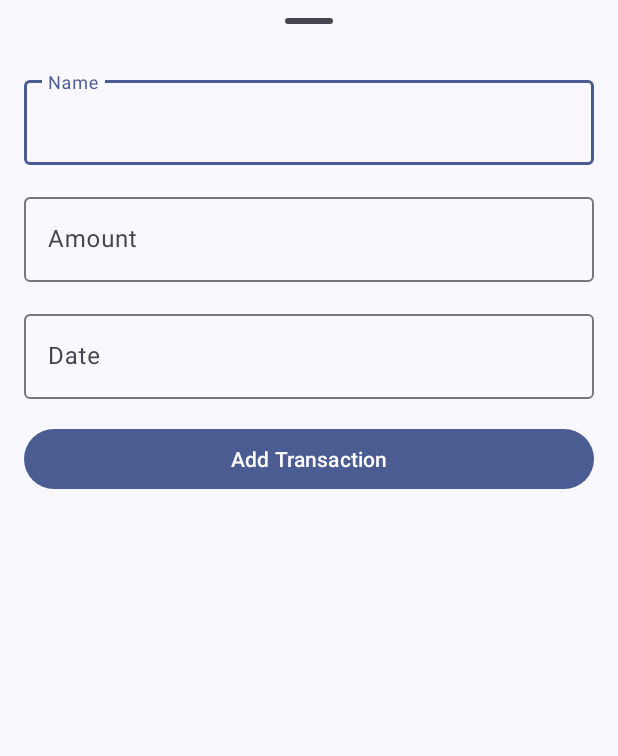
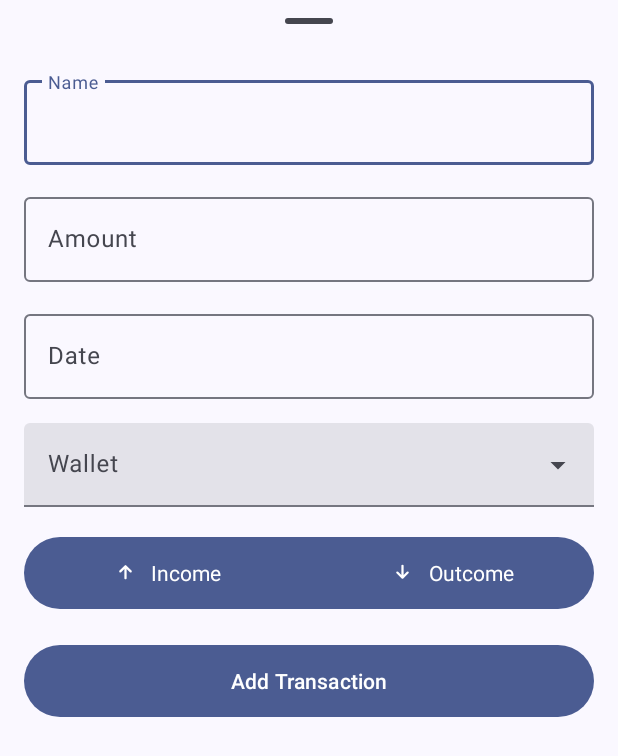
Before and after one commit to CekDuit/android, an Android app: the layout fragment_add_transaction.xml on its own in the app's theme, with its tools: preview values and no code run, on a phone screen of 412 x 824 dp. Shown: the top 756 px of the screen. Run offline under Robolectric (Android 15) with nearby library versions, the phone set to English and light mode, and no system bars.

Commit message:
Add wallet selection field and transaction type

```diff
--- /dev/null
+++ b/app/src/main/res/drawable/rounded_arrow_downward_alt_24.xml
@@ -0,0 +1,5 @@
+<vector xmlns:android="http://schemas.android.com/apk/res/android" android:height="24dp" android:tint="#000000" android:viewportHeight="960" android:viewportWidth="960" android:width="24dp">
+
+    <path android:fillColor="@android:color/white" android:pathData="M440,568L440,240Q440,223 451.5,211.5Q463,200 480,200Q497,200 508.5,211.5Q520,223 520,240L520,568L636,452Q647,441 664,441Q681,441 692,452Q703,463 703,480Q703,497 692,508L508,692Q496,704 480,704Q464,704 452,692L268,508Q257,497 257,480Q257,463 268,452Q279,441 296,441Q313,441 324,452L440,568Z"/>
+
+</vector>
--- /dev/null
+++ b/app/src/main/res/drawable/rounded_arrow_upward_alt_24.xml
@@ -0,0 +1,5 @@
+<vector xmlns:android="http://schemas.android.com/apk/res/android" android:height="24dp" android:tint="#000000" android:viewportHeight="960" android:viewportWidth="960" android:width="24dp">
+
+    <path android:fillColor="@android:color/white" android:pathData="M440,352L324,468Q313,479 296,479Q279,479 268,468Q257,457 257,440Q257,423 268,412L452,228Q464,216 480,216Q496,216 508,228L692,412Q703,423 703,440Q703,457 692,468Q681,479 664,479Q647,479 636,468L520,352L520,680Q520,697 508.5,708.5Q497,720 480,720Q463,720 451.5,708.5Q440,697 440,680L440,352Z"/>
+
+</vector>
--- a/app/src/main/res/layout/fragment_add_transaction.xml
+++ b/app/src/main/res/layout/fragment_add_transaction.xml
@@ -69,16 +69,72 @@
 
     </com.google.android.material.textfield.TextInputLayout>
 
-    <com.google.android.material.button.MaterialButton
-        android:layout_width="0dp"
-        android:paddingVertical="10dp"
-        style="@style/Widget.Material3.Button"
-        android:text="@string/add_transaction"
+    <com.google.android.material.textfield.TextInputLayout
+        android:id="@+id/menu"
+        style="@style/Widget.Material3.TextInputLayout.FilledBox.ExposedDropdownMenu"
+        android:layout_width="match_parent"
         android:layout_height="wrap_content"
         android:layout_marginStart="16dp"
         android:layout_marginTop="16dp"
         android:layout_marginEnd="16dp"
         app:layout_constraintEnd_toEndOf="parent"
         app:layout_constraintStart_toStartOf="parent"
-        app:layout_constraintTop_toBottomOf="@+id/date_field_layout" />
+        app:layout_constraintTop_toBottomOf="@id/date_field_layout">
+
+        <AutoCompleteTextView
+            android:hint="@string/wallet"
+            android:layout_width="match_parent"
+            android:layout_height="wrap_content"
+            android:inputType="none"
+            app:simpleItems="@array/simple_items"
+            />
+
+    </com.google.android.material.textfield.TextInputLayout>
+
+    <com.google.android.material.button.MaterialButtonToggleGroup
+        android:id="@+id/select_transaction_type"
+        app:singleSelection="true"
+        app:selectionRequired="true"
+        android:layout_width="0dp"
+        android:layout_height="56dp"
+        android:layout_marginStart="16dp"
+        android:layout_marginTop="16dp"
+        android:layout_marginEnd="16dp"
+        app:layout_constraintEnd_toEndOf="parent"
+        app:layout_constraintStart_toStartOf="parent"
+        app:layout_constraintTop_toBottomOf="@id/menu">
+        <Button
+            style="?attr/materialButtonToggleGroupStyle"
+            android:id="@+id/button1"
+            app:icon="@drawable/rounded_arrow_upward_alt_24"
+            app:iconGravity="textStart"
+            android:layout_width="0dp"
+            android:layout_height="match_parent"
+            android:layout_weight="1"
+            android:text="@string/income"
+            />
+        <Button
+            style="?attr/materialButtonToggleGroupStyle"
+            android:id="@+id/button2"
+            app:icon="@drawable/rounded_arrow_downward_alt_24"
+            app:iconGravity="textStart"
+            android:layout_width="0dp"
+            android:layout_height="match_parent"
+            android:layout_weight="1"
+            android:text="@string/outcome"
+            />
+    </com.google.android.material.button.MaterialButtonToggleGroup>
+
+    <com.google.android.material.button.MaterialButton
+        android:layout_width="0dp"
+        android:paddingVertical="10dp"
+        style="@style/Widget.Material3.Button"
+        android:text="@string/add_transaction"
+        android:layout_height="56dp"
+        android:layout_marginStart="16dp"
+        android:layout_marginTop="16dp"
+        android:layout_marginEnd="16dp"
+        app:layout_constraintEnd_toEndOf="parent"
+        app:layout_constraintStart_toStartOf="parent"
+        app:layout_constraintTop_toBottomOf="@+id/select_transaction_type" />
 </androidx.constraintlayout.widget.ConstraintLayout>
--- /dev/null
+++ b/app/src/main/res/values/arrays.xml
@@ -0,0 +1,10 @@
+<?xml version="1.0" encoding="utf-8"?>
+<resources>
+    <string-array name="simple_items">
+        <item>Item 1</item>
+        <item>Item 2</item>
+        <item>Item 3</item>
+        <item>Item 4</item>
+        <item>Item 5</item>
+    </string-array>
+</resources>
--- a/app/src/main/res/values/strings.xml
+++ b/app/src/main/res/values/strings.xml
@@ -14,4 +14,8 @@
     <string name="add_transaction">Add Transaction</string>
     <string name="date">Date</string>
     <string name="select_date">Select Date</string>
+    <string name="wallet">Wallet</string>
+    <string name="select_a_wallet_for_transaction">Select a wallet for transaction</string>
+    <string name="income">Income</string>
+    <string name="outcome">Outcome</string>
 </resources>
```
